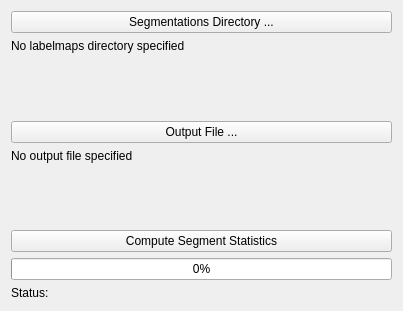
This is BulkLabelStatistics/Resources/UI/BulkLabelStatistics.ui in RafaelPalomar/BulkLabelStatistics as Qt 5 draws it before an edit. The edited form follows.
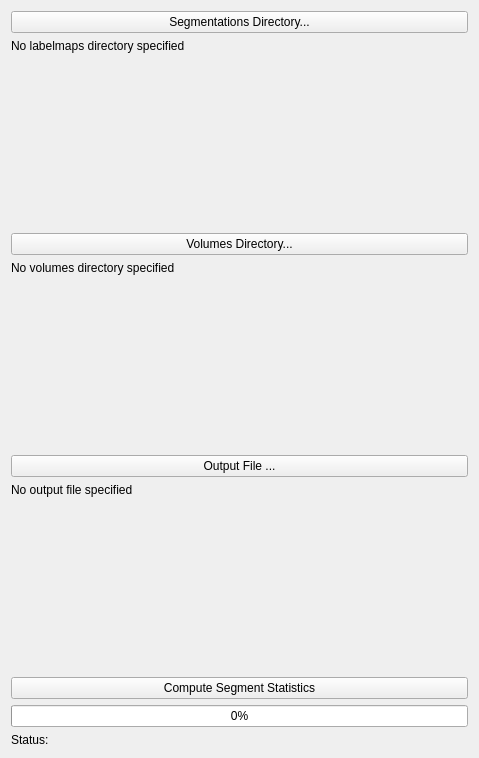
This is the edited form. Custom widgets are drawn as their Qt base class.

Commit message: ENH: Add median volume statistics

```diff
--- a/BulkLabelStatistics/Resources/UI/BulkLabelStatistics.ui
+++ b/BulkLabelStatistics/Resources/UI/BulkLabelStatistics.ui
@@ -6,15 +6,15 @@
    <rect>
     <x>0</x>
     <y>0</y>
-    <width>403</width>
-    <height>311</height>
+    <width>479</width>
+    <height>758</height>
    </rect>
   </property>
   <layout class="QVBoxLayout" name="verticalLayout">
    <item>
     <widget class="QPushButton" name="segmentationsDirPushButton">
      <property name="text">
-      <string>Segmentations Directory ...</string>
+      <string>Segmentations Directory...</string>
      </property>
     </widget>
    </item>
@@ -38,6 +38,33 @@
      </property>
     </spacer>
    </item>
+   <item>
+    <widget class="QPushButton" name="volumesDirPushButton">
+     <property name="text">
+      <string>Volumes Directory...</string>
+     </property>
+    </widget>
+   </item>
+   <item>
+    <widget class="QLabel" name="volumesDirLabel">
+     <property name="text">
+      <string>No volumes directory specified</string>
+     </property>
+    </widget>
+   </item>
+   <item>
+    <spacer name="verticalSpacer_2">
+     <property name="orientation">
+      <enum>Qt::Vertical</enum>
+     </property>
+     <property name="sizeHint" stdset="0">
+      <size>
+       <width>20</width>
+       <height>158</height>
+      </size>
+     </property>
+    </spacer>
+   </item>
    <item>
     <widget class="QPushButton" name="outputFilePushButton">
      <property name="text">
```
The commit also changes 1 other file.
